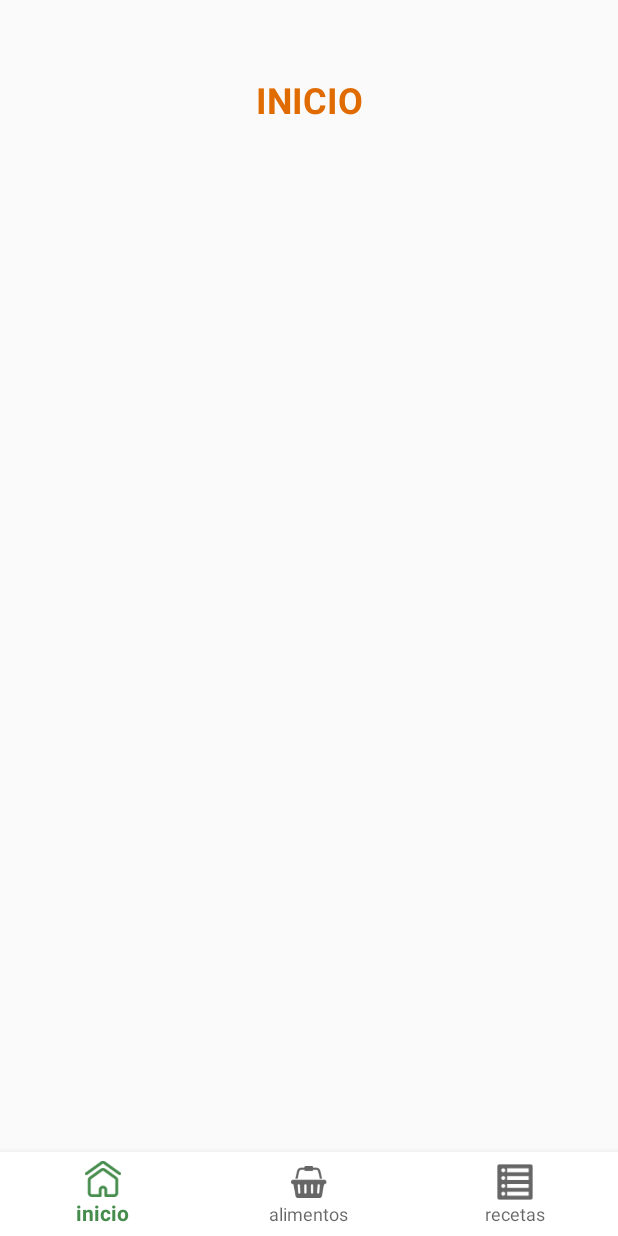
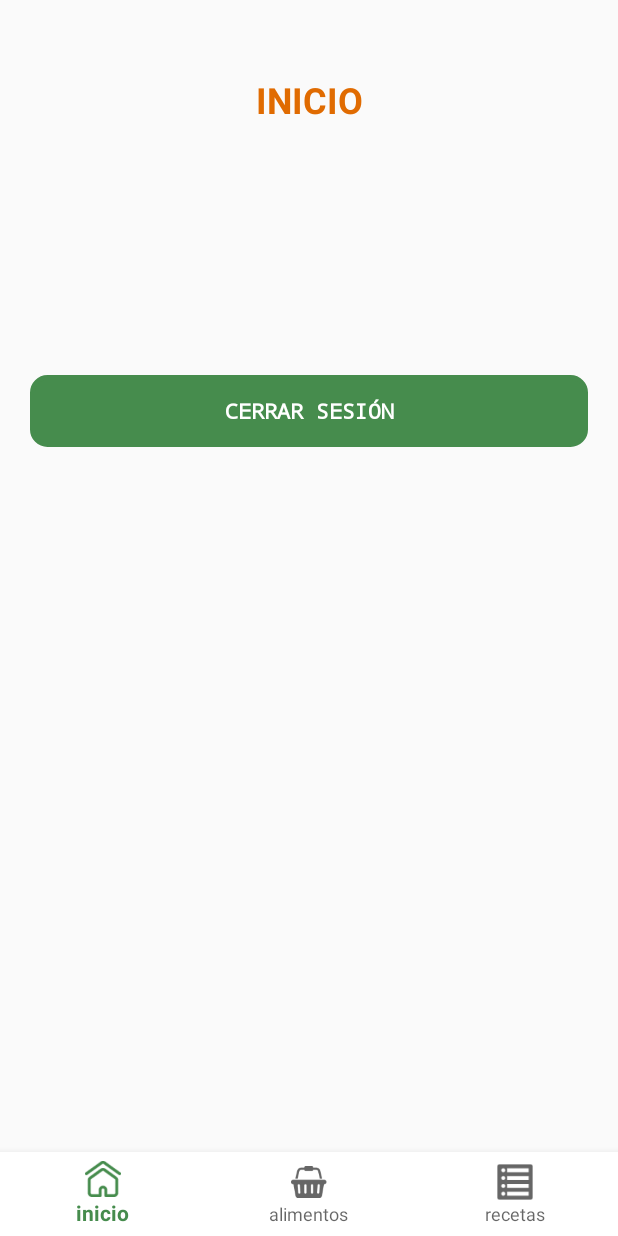
Before and after one commit to Braveras/VitalEats, an Android app: the screen it shows after launch once a user with an empty profile is signed in (MainBn), on a phone screen of 412 x 824 dp. Run offline under Robolectric (Android 15) with nearby library versions, the phone set to English and light mode, and no system bars; our stand-ins replace Firebase (no records; nobody signed in at launch, a user with empty details on screens opened directly).

```diff
--- a/app/src/main/AndroidManifest.xml
+++ b/app/src/main/AndroidManifest.xml
@@ -84,8 +84,7 @@
         </activity>
         <activity
             android:name=".login.MainActivity"
-            android:exported="false"
-            android:parentActivityName=".termsofservice.Fragment3">
+            android:exported="false">
             <meta-data
                 android:name="android.app.lib_name"
                 android:value="" />
--- a/app/src/main/java/com/vitaleats/login/MainActivity.java
+++ b/app/src/main/java/com/vitaleats/login/MainActivity.java
@@ -3,7 +3,6 @@ package com.vitaleats.login;
 import androidx.appcompat.app.AppCompatActivity;
 
 import android.content.Intent;
-import android.media.MediaPlayer;
 import android.os.Bundle;
 import android.view.View;
 import android.widget.Button;
@@ -20,7 +19,6 @@ public class MainActivity extends AppCompatActivity {
     ImageView logo, fondo;
     TextView slogan, tengoCuenta;
     Button crearCuenta;
-    MediaPlayer mp;
 
     @Override
     protected void onCreate(Bundle savedInstanceState) {
@@ -32,7 +30,6 @@ public class MainActivity extends AppCompatActivity {
         slogan = findViewById(R.id.slogan);
         tengoCuenta = findViewById(R.id.tengoCuenta);
         crearCuenta = findViewById(R.id.crearCuenta);
-        mp = MediaPlayer.create(this, R.raw.straw);
 
         Glide.with(this)
                 .load(R.drawable.fondo)
@@ -54,7 +51,6 @@ public class MainActivity extends AppCompatActivity {
         tengoCuenta.setOnClickListener(new View.OnClickListener() {
             @Override
             public void onClick(View view) {
-                mp.start();
 
                 Intent i = new Intent(MainActivity.this, Login.class);
                 startActivity(i);
--- a/app/src/main/java/com/vitaleats/main/MainBn.java
+++ b/app/src/main/java/com/vitaleats/main/MainBn.java
@@ -1,8 +1,10 @@
 package com.vitaleats.main;
 
+import android.content.Intent;
 import android.os.Bundle;
 import android.view.MenuItem;
 import android.view.View;
+import android.widget.Button;
 
 import androidx.annotation.IdRes;
 import androidx.annotation.NonNull;
@@ -12,20 +14,22 @@ import androidx.viewpager.widget.ViewPager;
 import com.google.android.material.bottomnavigation.BottomNavigationItemView;
 import com.google.android.material.bottomnavigation.BottomNavigationMenuView;
 import com.google.android.material.bottomnavigation.BottomNavigationView;
+import com.google.firebase.auth.FirebaseAuth;
 import com.vitaleats.R;
-//import com.vitaleats.databinding.ActivityMainBinding;
-
+import com.vitaleats.login.MainActivity;
 
 public class MainBn extends AppCompatActivity {
 
     //    private ActivityMainBinding binding;
     private MenuItem prevMenuItem;
     private SectionsPagerAdapter sectionsPagerAdapter;
+    Button cerrar;
 
     @Override
     protected void onCreate(Bundle savedInstanceState) {
         super.onCreate(savedInstanceState);
         setContentView(R.layout.mainbn);
+        cerrar = findViewById(R.id.cerrar);
 //        binding = ActivityMainBinding.inflate(getLayoutInflater());
 //        setContentView(binding.getRoot());
 
@@ -96,6 +100,16 @@ public class MainBn extends AppCompatActivity {
             }
         });
 
+        cerrar.setOnClickListener(new View.OnClickListener() {
+            @Override
+            public void onClick(View v) {
+                FirebaseAuth.getInstance().signOut();
+                Intent mainIntent = new Intent(getApplicationContext(), MainActivity.class);
+                startActivity(mainIntent);
+                finish();
+            }
+        });
+
     }
 
     public static void removeBadge(BottomNavigationView bottomNavigationView, @IdRes int itemId) {
@@ -105,4 +119,9 @@ public class MainBn extends AppCompatActivity {
         }
     }
 
+    @Override
+    public void onBackPressed() {
+        //Do not do anything
+    }
+
 }
--- a/app/src/main/res/layout/mainbn.xml
+++ b/app/src/main/res/layout/mainbn.xml
@@ -1,20 +1,31 @@
 <?xml version="1.0" encoding="utf-8"?>
-<androidx.coordinatorlayout.widget.CoordinatorLayout
-    xmlns:android="http://schemas.android.com/apk/res/android"
+<androidx.coordinatorlayout.widget.CoordinatorLayout xmlns:android="http://schemas.android.com/apk/res/android"
     xmlns:app="http://schemas.android.com/apk/res-auto"
     xmlns:tools="http://schemas.android.com/tools"
     android:layout_width="match_parent"
     android:layout_height="match_parent"
-    tools:context=".main.MainBn"
-    >
+    tools:context=".main.MainBn">
+
+    <Button
+        android:id="@+id/cerrar"
+        android:layout_width="match_parent"
+        android:layout_height="wrap_content"
+        android:layout_marginLeft="20dp"
+        android:layout_marginTop="250dp"
+        android:layout_marginRight="20dp"
+        android:background="@drawable/rounded_buttton"
+        android:backgroundTint="?attr/colorPrimary"
+        android:backgroundTintMode="screen"
+        android:fontFamily="monospace"
+        android:text="@string/cerrar"
+        android:textColor="@color/white"
+        android:textStyle="bold" />
 
     <androidx.viewpager.widget.ViewPager
         android:id="@+id/view_pager"
         android:layout_width="match_parent"
         android:layout_height="match_parent"
-        app:layout_behavior="@string/appbar_scrolling_view_behavior">
-
-    </androidx.viewpager.widget.ViewPager>
+        app:layout_behavior="@string/appbar_scrolling_view_behavior" />
 
     <com.google.android.material.bottomnavigation.BottomNavigationView
         android:id="@+id/bottom_navigation"
@@ -22,20 +33,6 @@
         android:layout_height="wrap_content"
         android:layout_gravity="bottom"
         android:background="@color/white"
-        app:menu="@menu/bottom_navigation_menu"
-        />
+        app:menu="@menu/bottom_navigation_menu" />
 
-    <!--        android:foregroundTint="@color/bottomselector"-->
-    <!--    style="@style/BottomNavigation"-->
-
-    <!--        android:foregroundTint="@color/bottomselector"-->
-
-    <!--    <com.google.android.material.floatingactionbutton.FloatingActionButton-->
-    <!--        android:id="@+id/fab"-->
-    <!--        android:layout_width="wrap_content"-->
-    <!--        android:layout_height="wrap_content"-->
-    <!--        android:layout_gravity="bottom|end"-->
-    <!--        android:layout_marginEnd="@dimen/fab_margin"-->
-    <!--        android:layout_marginBottom="16dp"-->
-    <!--        app:srcCompat="@android:drawable/ic_dialog_email" />-->
 </androidx.coordinatorlayout.widget.CoordinatorLayout>
--- a/app/src/main/res/values/strings.xml
+++ b/app/src/main/res/values/strings.xml
@@ -21,6 +21,7 @@
     <string name="siguiente">Siguiente</string>
     <string name="atras">Atrás</string>
     <string name="aceptar">ACEPTAR</string>
+    <string name="cerrar">CERRAR SESIÓN</string>
     <string name="datos">Información básica sobre Protección de Datos</string>
     <string name="responsable">Responsable</string>
     <string name="responsable2">VITALEATS S.L.</string>
@@ -45,6 +46,7 @@
     <string name="googleLoginError">Fallo al iniciar sesión con Google</string>
     <string name="googleLoginSuccess">Inicio de sesión con Google correcto</string>
     <string name="userNotFound">Usuario no registrado</string>
+    <string name="wrongPassword">Contraseña incorrecta</string>
     <string name="sentEmail">Email enviado</string>
     <string name="mailNotFound">El email introducido no está registrado</string>
     <string name="passwordsDoNotMatch">Las contraseñas no coinciden</string>
```
Also changed, not shown: app/src/main/java/com/vitaleats/login/Login.java (+9 -1 lines), 1 other file.
